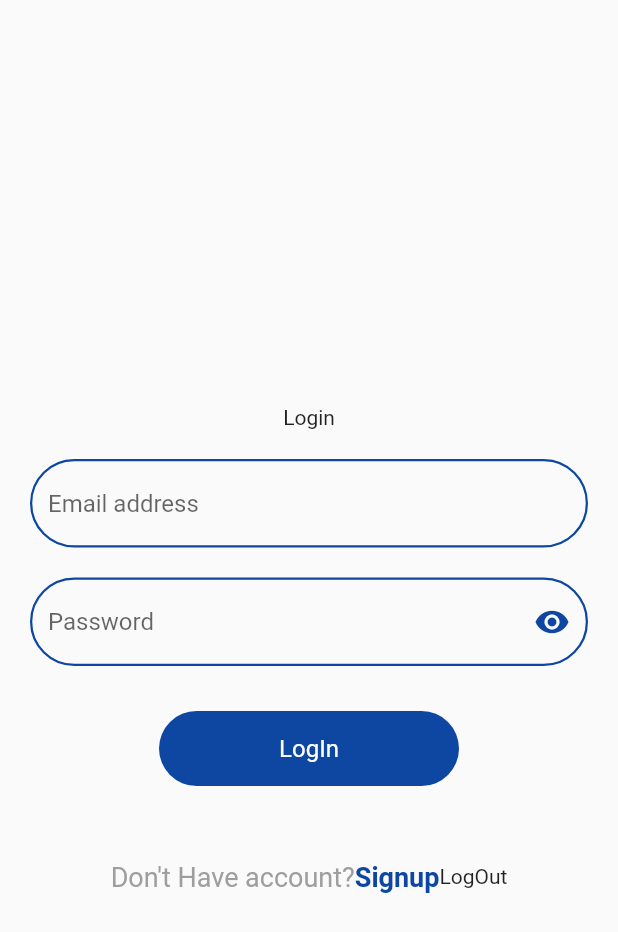
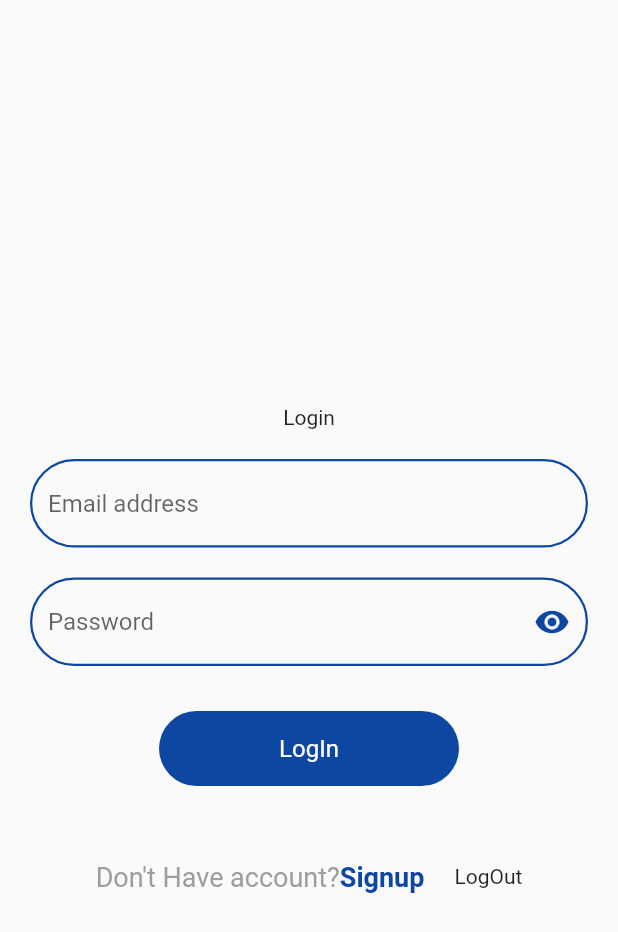
Before and after one commit to kaushik072/in_app_purchase_demo, a Flutter app: the screen it shows after launch, after a tap on "LogOut", on a phone screen of 412 x 824 dp. Shown: the top 932 px of the screen. Run offline on Flutter 3.47's test engine with Material 2 defaults, Android fonts, the phone set to English and light mode, and no system bars; our stand-ins replace cloud_firestore, firebase_auth, firebase_core, flutter_easyloading, fluttertoast, get and 3 more; missing offline and left inert: in_app_purchase_android, in_app_purchase_storekit; accounts and stored records are empty; network calls fail.

```diff
--- a/lib/core/utils/string.dart
+++ b/lib/core/utils/string.dart
@@ -3,5 +3,6 @@ class AppStrings {
   static String facebook = "Facebook";
   static String signUpAlertString = "Don't Have account?";
   static String signUp = "Signup";
+  static String signIn = "SignIn";
   static String interest = "Interest";
 }
--- a/lib/view/authentication/signin_screen.dart
+++ b/lib/view/authentication/signin_screen.dart
@@ -3,6 +3,7 @@ import 'package:flutter/material.dart';
 import 'package:get/get.dart';
 import '../../common/button.dart';
 import '../../common/text_style.dart';
+import '../../core/user_handling.dart';
 import '../../core/utils/colors.dart';
 import '../../common/text_field.dart';
 import '../../common/validator.dart';
@@ -24,7 +25,7 @@ class _SignInScreenState extends State<SignInScreen> {
 
   LoginController loginController = Get.put(LoginController());
 
-  GlobalKey<FormState> _loginformKey = GlobalKey<FormState>();
+  final GlobalKey<FormState> _loginformKey = GlobalKey<FormState>();
 
   @override
   Widget build(BuildContext context) {
@@ -119,8 +120,10 @@ class _SignInScreenState extends State<SignInScreen> {
                                 ],
                               ),
                             ),
+                            SizedBox(width: 20,),
                             InkWell(
                                 onTap: () async {
+                                  Helper.clearUserData();
                                   await FirebaseAuth.instance.signOut();
                                 },
                                 child: const Text("LogOut"))
```
Also changed, not shown: lib/view/authentication/signup_screen.dart (+4 -4 lines), 1 other file.
